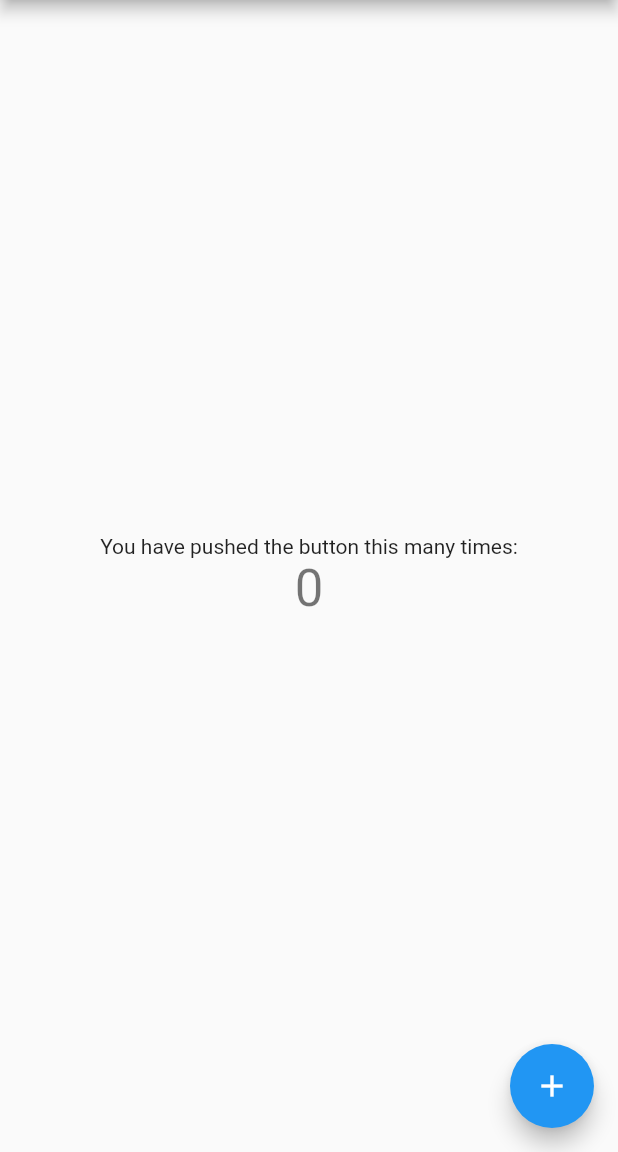
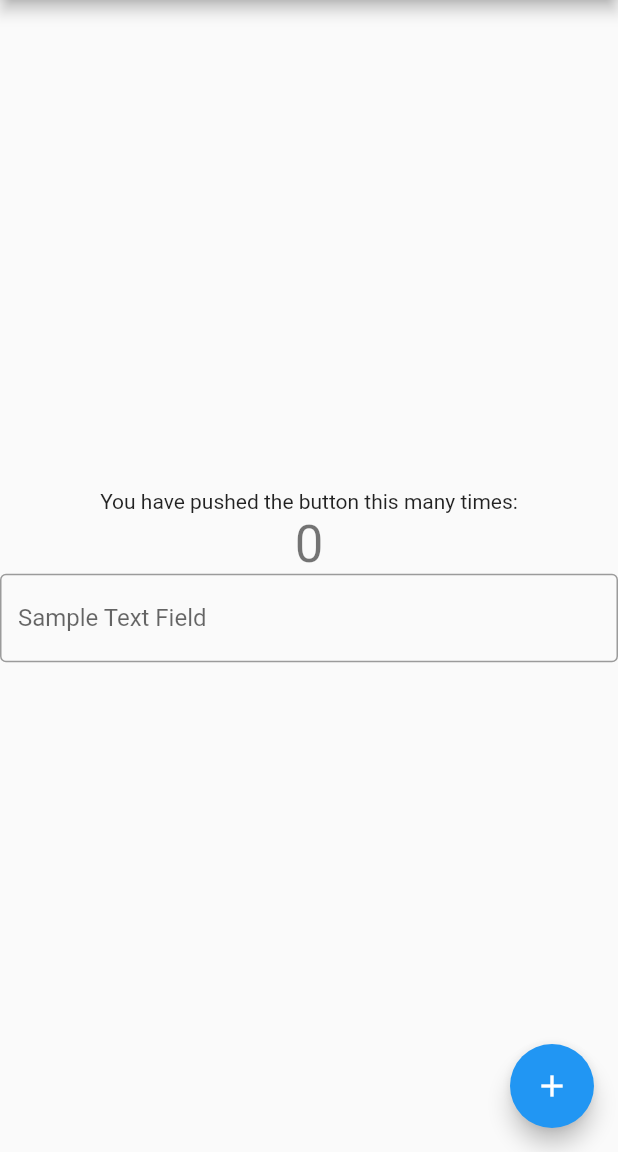
Before and after one commit to aamartus/ser_401_flutter_practice, a Flutter app: the screen it shows after launch, on a phone screen of 412 x 824 dp, the part 84-1236 px from its top. Run offline on Flutter 3.47's test engine with Material 2 defaults, Android fonts, the phone set to English and light mode, and no system bars.

Commit message:
SOC-34: Added Non-Functional Text Field to Project

```diff
--- a/lib/main.dart
+++ b/lib/main.dart
@@ -102,6 +102,13 @@ class _MyHomePageState extends State<MyHomePage> {
               '$_counter',
               style: Theme.of(context).textTheme.headline4,
             ),
+            const TextField(
+              obscureText: false,
+              decoration: InputDecoration(
+                border: OutlineInputBorder(),
+                labelText: 'Sample Text Field',
+              ),
+            )
           ],
         ),
       ),
```
